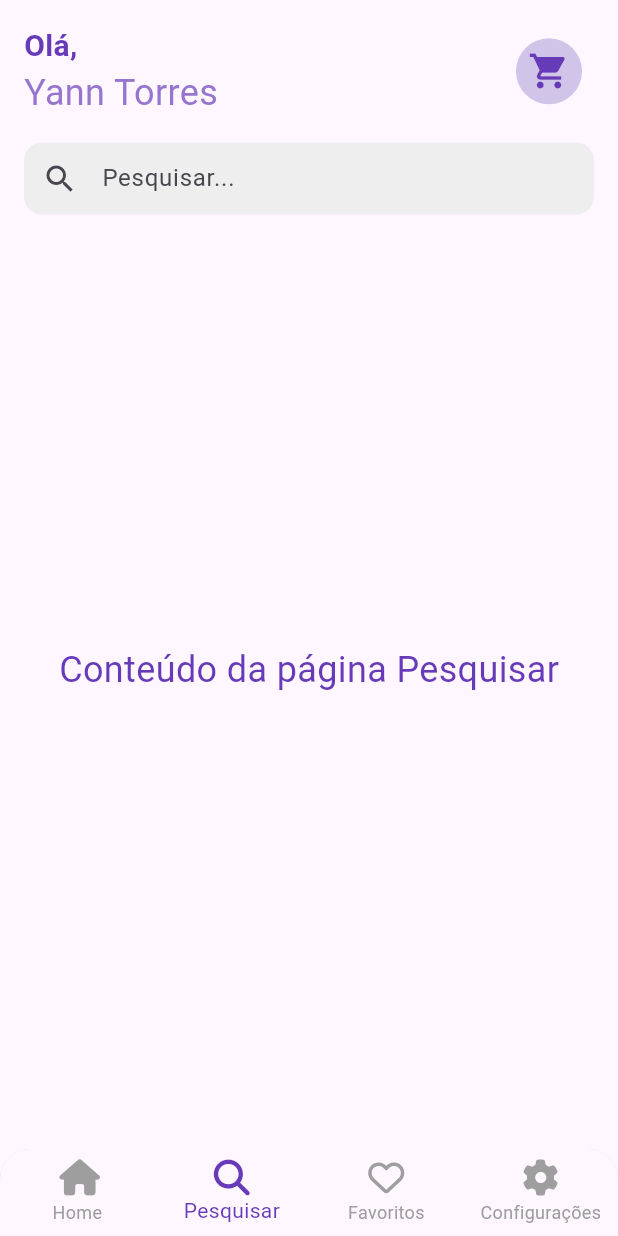
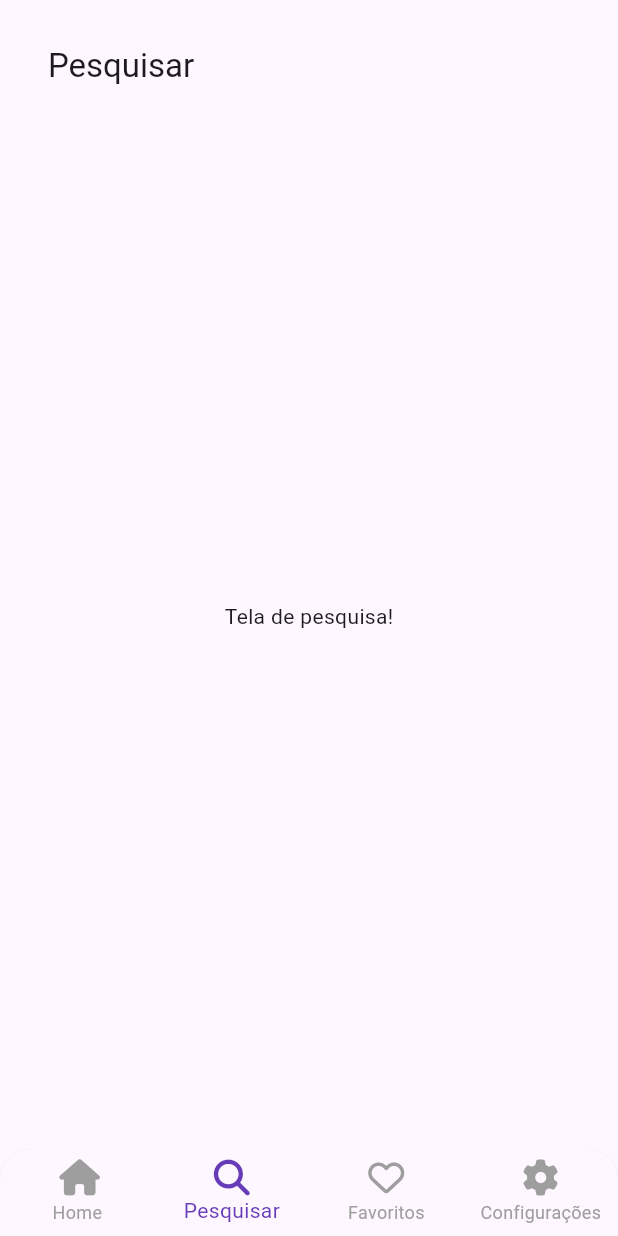
Before and after one commit to YannTorres/projeto_mobile_faculdade, a Flutter app: the screen it shows after launch, item 2 of the bottom bar chosen, on a phone screen of 412 x 824 dp. Run offline on Flutter 3.47's test engine with Material 3 defaults, Android fonts, the phone set to English and light mode, and no system bars; our stand-ins replace font_awesome_flutter.

Commit message:
Application Layout

```diff
--- a/lib/main.dart
+++ b/lib/main.dart
@@ -1,5 +1,5 @@
 import 'package:flutter/material.dart';
-import 'package:font_awesome_flutter/font_awesome_flutter.dart'; // Importe o FontAwesome
+import 'screens/home_page.dart';
 
 void main() {
   runApp(const MyApp());
@@ -20,145 +20,3 @@ class MyApp extends StatelessWidget {
     );
   }
 }
-
-class MyHomePage extends StatefulWidget {
-  const MyHomePage({super.key, required this.title});
-
-  final String title;
-
-  @override
-  State<MyHomePage> createState() => _MyHomePageState();
-}
-
-class _MyHomePageState extends State<MyHomePage> {
-  int _selectedIndex = 0;
-
-  void _onItemTapped(int index) {
-    setState(() {
-      _selectedIndex = index;
-    });
-  }
-
-  @override
-  Widget build(BuildContext context) {
-    return Scaffold(
-      body: Padding(
-        padding: const EdgeInsets.all(16.0),
-        child: Column(
-          crossAxisAlignment: CrossAxisAlignment.start,
-          children: [
-            Row(
-              mainAxisAlignment: MainAxisAlignment.spaceBetween,
-              children: [
-                Column(
-                  crossAxisAlignment: CrossAxisAlignment.start,
-                  children: [
-                    Text(
-                      'Olá,',
-                      style: TextStyle(
-                        fontSize: 20,
-                        fontWeight: FontWeight.bold,
-                        color: Colors.deepPurple,
-                      ),
-                    ),
-                    Text(
-                      'Yann Torres',
-                      style: TextStyle(
-                        fontSize: 24,
-                        color: Colors.deepPurple[300],
-                      ),
-                    ),
-                  ],
-                ),
-                IconButton(
-                  icon: Container(
-                    padding: const EdgeInsets.all(8),
-                    decoration: BoxDecoration(
-                      color: Colors.deepPurple[100],
-                      shape: BoxShape.circle,
-                    ),
-                    child: const Icon(
-                      Icons.shopping_cart,
-                      color: Colors.deepPurple,
-                      size: 28,
-                    ),
-                  ),
-                  onPressed: () {},
-                ),
-              ],
-            ),
-            const SizedBox(height: 16),
-            Container(
-              decoration: BoxDecoration(
-                color: Colors.grey[200],
-                borderRadius: BorderRadius.circular(12),
-              ),
-              child: const TextField(
-                decoration: InputDecoration(
-                  hintText: 'Pesquisar...',
-                  border: InputBorder.none,
-                  prefixIcon: Icon(Icons.search),
-                  contentPadding: EdgeInsets.symmetric(horizontal: 16, vertical: 12),
-                ),
-              ),
-            ),
-            Expanded(
-              child: Center(
-                child: Text(
-                  'Conteúdo da página ${['Home', 'Pesquisar', 'Favoritos', 'Configurações'][_selectedIndex]}',
-                  style: TextStyle(
-                    fontSize: 24,
-                    color: Colors.deepPurple,
-                  ),
-                ),
-              ),
-            ),
-          ],
-        ),
-      ),
-      bottomNavigationBar: ClipRRect(
-        borderRadius: const BorderRadius.vertical(
-          top: Radius.circular(20),
-        ),
-        child: Container(
-          decoration: BoxDecoration(
-            boxShadow: [
-              BoxShadow(
-                color: Colors.black12,
-                blurRadius: 10,
-                spreadRadius: 2,
-              ),
-            ],
-          ),
-          child: BottomNavigationBar(
-            currentIndex: _selectedIndex,
-            onTap: _onItemTapped,
-            type: BottomNavigationBarType.fixed,
-            selectedItemColor: Colors.deepPurple,
-            unselectedItemColor: Colors.grey,
-            showSelectedLabels: true,
-            showUnselectedLabels: true,
-            items: const [
-              BottomNavigationBarItem(
-                icon: Icon(FontAwesomeIcons.house), // Ícone do FontAwesome
-                label: 'Home',
-              ),
-              BottomNavigationBarItem(
-                icon: Icon(FontAwesomeIcons.magnifyingGlass), // Ícone do FontAwesome
-                label: 'Pesquisar',
-              ),
-              BottomNavigationBarItem(
-                icon: Icon(FontAwesomeIcons.heart), // Ícone do FontAwesome
-                label: 'Favoritos',
-              ),
-              BottomNavigationBarItem(
-                icon: Icon(FontAwesomeIcons.gear), // Ícone do FontAwesome
-                label: 'Configurações',
-              ),
-            ],
-          ),
-        ),
-      ),
-    );
-  }
-}
--- /dev/null
+++ b/lib/screens/home_page.dart
@@ -0,0 +1,59 @@
+import 'package:flutter/material.dart';
+import '../widgets/custom_bottom_navegation_bar.dart';
+import 'home_screen.dart';
+import 'search_screen.dart';
+import 'favorites_screen.dart';
+import 'settings_screen.dart';
+
+class MyHomePage extends StatefulWidget {
+  const MyHomePage({super.key, required this.title});
+
+  final String title;
+
+  @override
+  State<MyHomePage> createState() => _MyHomePageState();
+}
+
+class _MyHomePageState extends State<MyHomePage> {
+  int _selectedIndex = 0;
+
+  // Lista de páginas correspondentes a cada índice da BottomNavigationBar
+  final List<Widget> _pages = [
+    HomeScreen(),
+    const SearchScreen(),
+    const FavoritesScreen(),
+    const SettingsScreen(),
+  ];
+
+  void _onItemTapped(int index) {
+    setState(() {
+      _selectedIndex = index;
+    });
+  }
+
+  @override
+  Widget build(BuildContext context) {
+    return Scaffold(
+      body: Padding(
+        padding: const EdgeInsets.all(16.0),
+        child: Column(
+          crossAxisAlignment: CrossAxisAlignment.start,
+          children: [
+
+            Expanded(
+              // Usando IndexedStack para manter o estado das páginas
+              child: IndexedStack(
+                index: _selectedIndex,
+                children: _pages,
+              ),
+            ),
+          ],
+        ),
+      ),
+      bottomNavigationBar: CustomBottomNavigationBar(
+        selectedIndex: _selectedIndex,
+        onItemTapped: _onItemTapped,
+      ),
+    );
+  }
+}
--- /dev/null
+++ b/lib/screens/search_screen.dart
@@ -0,0 +1,17 @@
+import 'package:flutter/material.dart';
+
+class SearchScreen extends StatelessWidget {
+  const SearchScreen({super.key});
+
+  @override
+  Widget build(BuildContext context) {
+    return Scaffold(
+      appBar: AppBar(
+        title: const Text('Pesquisar'),
+      ),
+      body: const Center(
+        child: Text('Tela de pesquisa!'),
+      ),
+    );
+  }
+}
--- /dev/null
+++ b/lib/widgets/custom_bottom_navegation_bar.dart
@@ -0,0 +1,60 @@
+import 'package:flutter/material.dart';
+import 'package:font_awesome_flutter/font_awesome_flutter.dart';
+
+class CustomBottomNavigationBar extends StatelessWidget {
+  final int selectedIndex;
+  final Function(int) onItemTapped;
+
+  const CustomBottomNavigationBar({
+    super.key,
+    required this.selectedIndex,
+    required this.onItemTapped,
+  });
+
+  @override
+  Widget build(BuildContext context) {
+    return ClipRRect(
+      borderRadius: const BorderRadius.vertical(
+        top: Radius.circular(20),
+      ),
+      child: Container(
+        decoration: BoxDecoration(
+          boxShadow: [
+            BoxShadow(
+              color: Colors.black12,
+              blurRadius: 10,
+              spreadRadius: 2,
+            ),
+          ],
+        ),
+        child: BottomNavigationBar(
+          currentIndex: selectedIndex,
+          onTap: onItemTapped,
+          type: BottomNavigationBarType.fixed,
+          selectedItemColor: Colors.deepPurple,
+          unselectedItemColor: Colors.grey,
+          showSelectedLabels: true,
+          showUnselectedLabels: true,
+          items: const [
+            BottomNavigationBarItem(
+              icon: Icon(FontAwesomeIcons.house),
+              label: 'Home',
+            ),
+            BottomNavigationBarItem(
+              icon: Icon(FontAwesomeIcons.magnifyingGlass),
+              label: 'Pesquisar',
+            ),
+            BottomNavigationBarItem(
+              icon: Icon(FontAwesomeIcons.heart),
+              label: 'Favoritos',
+            ),
+            BottomNavigationBarItem(
+              icon: Icon(FontAwesomeIcons.gear),
+              label: 'Configurações',
+            ),
+          ],
+        ),
+      ),
+    );
+  }
+}
```
Also changed, not shown: lib/models/product.dart (added, +14 -0 lines), lib/screens/favorites_screen.dart (added, +17 -0 lines), lib/screens/home_screen.dart (added, +77 -0 lines), lib/screens/settings_screen.dart (added, +17 -0 lines), lib/widgets/custom_app_bar.dart (added, +49 -0 lines), lib/widgets/product_card.dart (added, +66 -0 lines), pubspec.yaml (+3 -67 lines), lib/assets/notebook.jpg (added).
